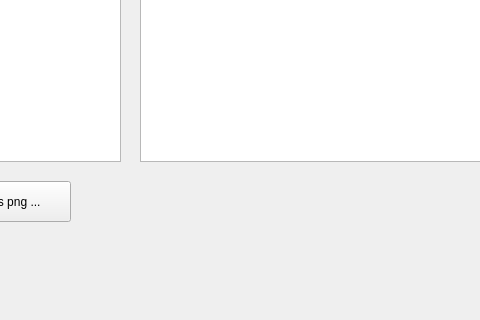
The window that cpp/qt/BuildTree/GraphicTree/NormalTree/SuperTreeEditor/mainwindow.ui (EdisoNewtong/Vector) describes before a commit, drawn with Qt 5; both pictures show x 840 to 1320 and y 329 to 649 of the 1486 by 649 pixel window.
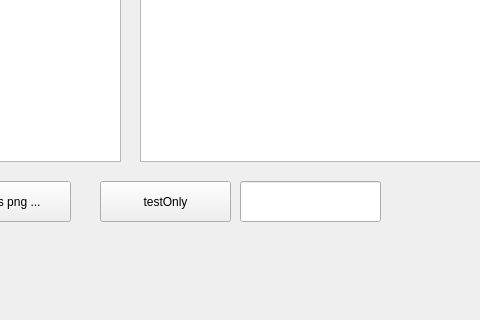
The same window after the commit. Custom widgets are drawn as their Qt base class.

Patch:
```diff
--- a/cpp/qt/BuildTree/GraphicTree/NormalTree/SuperTreeEditor/mainwindow.ui
+++ b/cpp/qt/BuildTree/GraphicTree/NormalTree/SuperTreeEditor/mainwindow.ui
@@ -144,6 +144,29 @@
      <string>Key Only Number</string>
     </property>
    </widget>
+   <widget class="QPushButton" name="testOnlyButton">
+    <property name="geometry">
+     <rect>
+      <x>940</x>
+      <y>510</y>
+      <width>131</width>
+      <height>41</height>
+     </rect>
+    </property>
+    <property name="text">
+     <string>testOnly</string>
+    </property>
+   </widget>
+   <widget class="QLineEdit" name="argsEdit">
+    <property name="geometry">
+     <rect>
+      <x>1080</x>
+      <y>510</y>
+      <width>141</width>
+      <height>41</height>
+     </rect>
+    </property>
+   </widget>
   </widget>
   <widget class="QStatusBar" name="statusBar"/>
  </widget>
```
